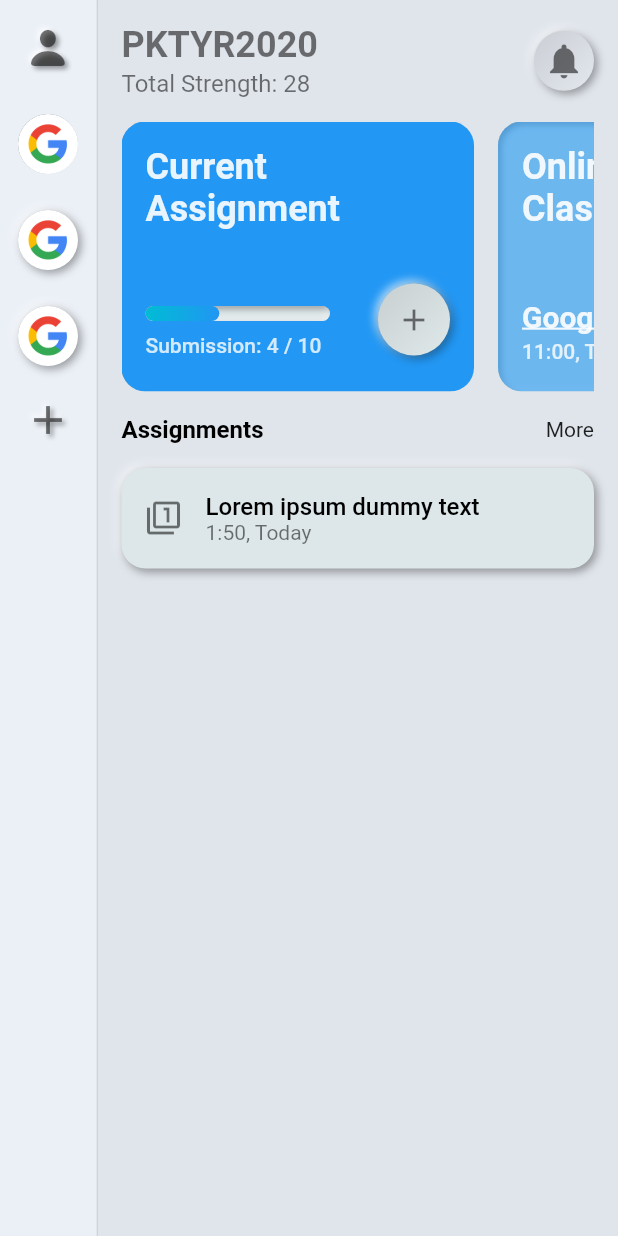
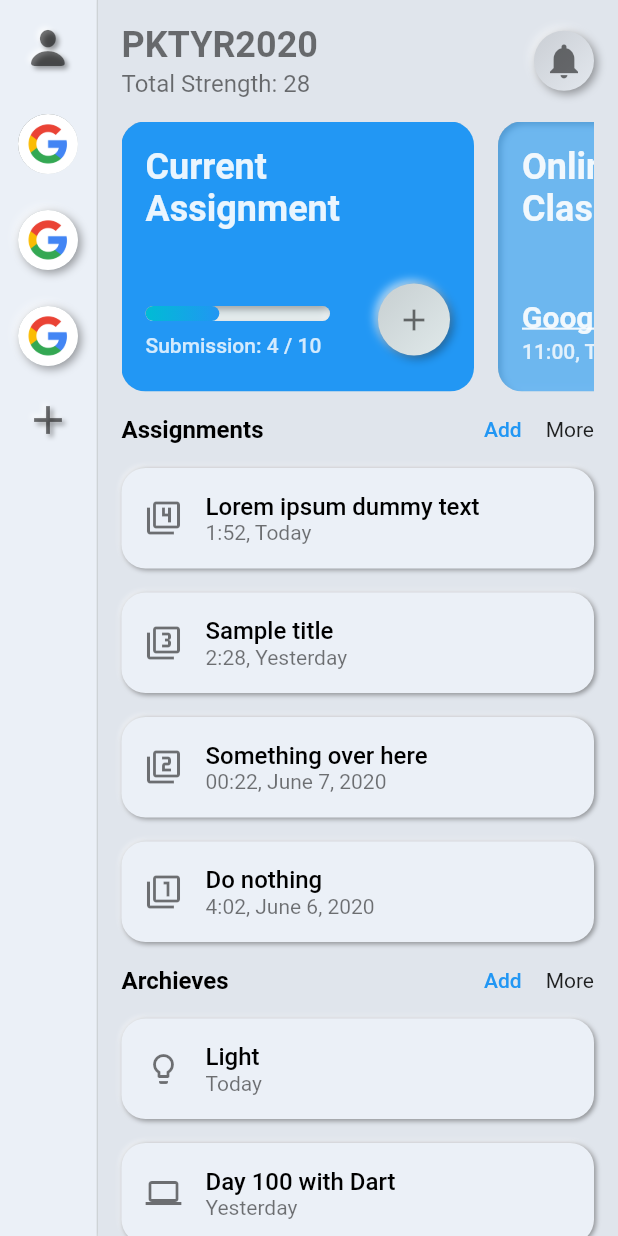
Before and after one commit to ambreshgupta12/record_register, a Flutter app: the screen it shows after launch, on a phone screen of 412 x 824 dp. Run offline on Flutter 3.47's test engine with Material 2 defaults, Android fonts, the light colour scheme and no system bars; drawn by our look-alikes of flutter_neumorphic.

Commit message:
assignment_update

```diff
--- a/lib/teacher_side/home_page_components/assignments.dart
+++ b/lib/teacher_side/home_page_components/assignments.dart
@@ -19,34 +19,111 @@ class Assignments extends StatelessWidget {
                     .subtitle1
                     .copyWith(fontWeight: FontWeight.w600),
               ),
-              Text("More"),
+              Row(
+                children: <Widget>[
+                  Padding(
+                      padding: EdgeInsets.only(right: 16),
+                      child: Text(
+                        "Add",
+                        style: Theme.of(context)
+                            .textTheme
+                            .bodyText1
+                            .copyWith(color: Theme.of(context).primaryColor),
+                      )),
+                  Text("More")
+                ],
+              ),
             ],
           ),
           SizedBox(height: 16),
-          Neumorphic(
+          assignmentListTile(
+              context, "Lorem ipsum dummy text", "1:52, Today", Icons.filter_4),
+          SizedBox(height: 16),
+          assignmentListTile(
+              context, "Sample title", "2:28, Yesterday", Icons.filter_3),
+          SizedBox(height: 16),
+          assignmentListTile(
+              context, "Something over here", "00:22, June 7, 2020", Icons.filter_2),
+          SizedBox(height: 16),
+          assignmentListTile(
+              context, "Do nothing", "4:02, June 6, 2020", Icons.filter_1),
+          SizedBox(height: 16),
+          Row(
+            mainAxisAlignment: MainAxisAlignment.spaceBetween,
+            crossAxisAlignment: CrossAxisAlignment.center,
+            children: <Widget>[
+              Text(
+                "Archieves",
+                style: Theme.of(context)
+                    .textTheme
+                    .subtitle1
+                    .copyWith(fontWeight: FontWeight.w600),
+              ),
+              Row(
+                children: <Widget>[
+                  Padding(
+                      padding: EdgeInsets.only(right: 16),
+                      child: Text(
+                        "Add",
+                        style: Theme.of(context)
+                            .textTheme
+                            .bodyText1
+                            .copyWith(color: Theme.of(context).primaryColor),
+                      )),
+                  Text("More")
+                ],
+              ),
+            ],
+          ),
+          SizedBox(height: 16),
+          assignmentListTile(
+              context, "Light", "Today", Icons.lightbulb_outline),
+          SizedBox(height: 16),
+          assignmentListTile(
+              context, "Day 100 with Dart", "Yesterday", Icons.computer),
+          SizedBox(height: 16),
+          assignmentListTile(
+              context, "A Chapter", "Yesterday", Icons.description),
+          SizedBox(height: 16),
+          assignmentListTile(
+              context, "Blank space", "June 7, 2020", Icons.bubble_chart),
+        ],
+      ),
+    );
+  }
+}
+
+Neumorphic assignmentListTile(
+    BuildContext context, String titleText, String timeStr, IconData iconData) {
+  return Neumorphic(
     padding: EdgeInsets.all(16),
     style: NeumorphicStyle(
-                boxShape:
-                    NeumorphicBoxShape.roundRect(BorderRadius.circular(16))),
+        boxShape: NeumorphicBoxShape.roundRect(BorderRadius.circular(16)),
+        depth: 2,
+        color: Theme.of(context).primaryColorLight
+    ),
     child: Row(
       crossAxisAlignment: CrossAxisAlignment.center,
       children: <Widget>[
-                Icon(Icons.filter_1, color: Theme.of(context).primaryIconTheme.color,),
+        Icon(
+          iconData,
+          color: Theme.of(context).primaryIconTheme.color,
+        ),
         Padding(
           padding: EdgeInsets.only(left: 16),
           child: Column(
             crossAxisAlignment: CrossAxisAlignment.start,
             children: <Widget>[
-                      Text("Lorem ipsum dummy text",
+              Text(titleText,
                   softWrap: true,
                   style: Theme.of(context)
                       .textTheme
                       .subtitle1
                       .copyWith(fontWeight: FontWeight.w500)),
-                      Text("1:50, Today", style: Theme.of(context).textTheme.bodyText2.copyWith(color: Colors.black54,)),
-                    ],
-                  ),
-                )
+              Text(timeStr,
+                  style: Theme.of(context).textTheme.bodyText2.copyWith(
+                        color: Colors.black54,
+                      )),
             ],
           ),
         )
@@ -54,4 +131,3 @@ class Assignments extends StatelessWidget {
     ),
   );
 }
-}
```
Lines whose indentation alone changed are shown as unchanged.
